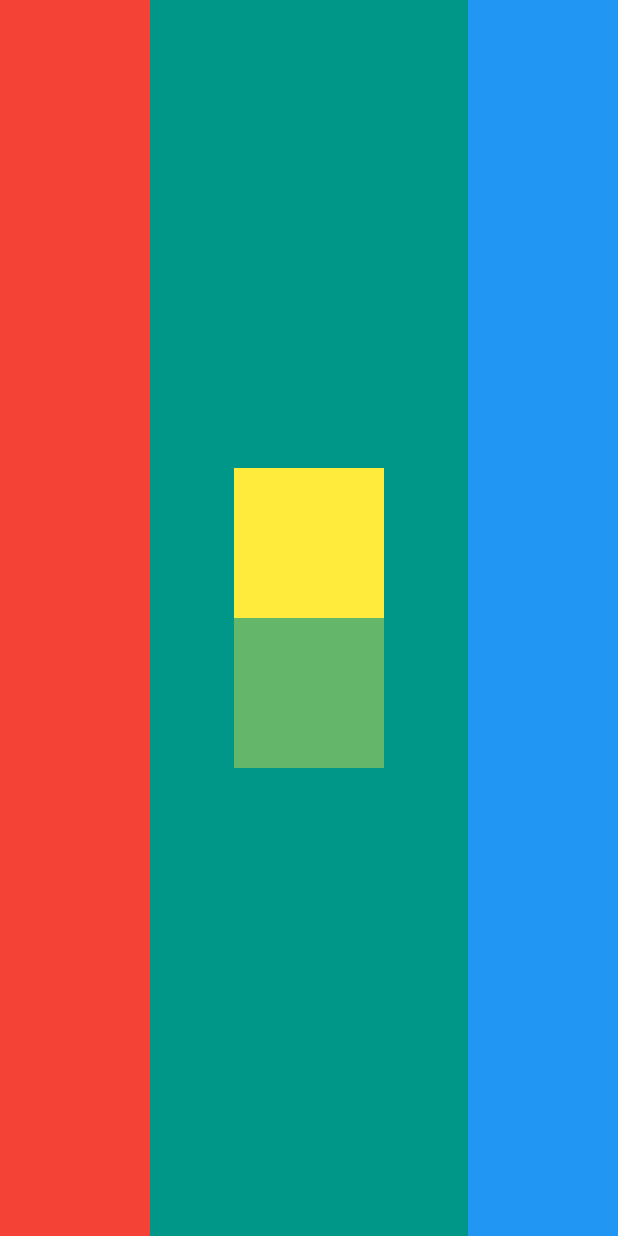
After one commit to yusufguntav/FlutterBootcamp, a Flutter app: the screen it shows after launch, after a tap on "Layout Challange", on a phone screen of 412 x 824 dp. The commit adds this screen. Run offline on Flutter 3.47's test engine with Material 2 defaults, Android fonts, the light colour scheme and no system bars; network calls fail.

Commit message:
MiCard and IAmPoor

```diff
--- /dev/null
+++ b/lib/MiCard/layoutChallange.dart
@@ -0,0 +1,48 @@
+// ignore_for_file: prefer_const_constructors
+
+import 'package:flutter/material.dart';
+
+class LayoutChallange extends StatelessWidget {
+  const LayoutChallange({super.key});
+
+  @override
+  Widget build(BuildContext context) {
+    return MaterialApp(
+      home: Scaffold(
+        backgroundColor: Colors.teal,
+        body: SafeArea(
+          child: Row(
+            mainAxisAlignment: MainAxisAlignment.spaceBetween,
+            children: [
+              Container(
+                height: double.infinity,
+                width: 100,
+                color: Colors.red,
+              ),
+              Column(
+                mainAxisAlignment: MainAxisAlignment.center,
+                children: [
+                  Container(
+                    height: 100,
+                    width: 100,
+                    color: Colors.yellow,
+                  ),
+                  Container(
+                    height: 100,
+                    width: 100,
+                    color: Color.fromARGB(100, 255, 235, 59),
+                  )
+                ],
+              ),
+              Container(
+                height: double.infinity,
+                width: 100,
+                color: Colors.blue,
+              )
+            ],
+          ),
+        ),
+      ),
+    );
+  }
+}
--- a/lib/homePage.dart
+++ b/lib/homePage.dart
@@ -1,4 +1,7 @@
+import 'package:complete_flutter_bootcamp/IAmPoor/lAmPoor.dart';
 import 'package:complete_flutter_bootcamp/IAmRich/lAmRich.dart';
+import 'package:complete_flutter_bootcamp/MiCard/layoutChallange.dart';
+import 'package:complete_flutter_bootcamp/MiCard/miCard.dart';
 import 'package:flutter/material.dart';
 
 class HomePage extends StatefulWidget {
@@ -14,6 +17,7 @@ class _HomePageState extends State<HomePage> {
     return MaterialApp(
       home: Scaffold(
         appBar: AppBar(
+          centerTitle: true,
           title: const Text("Home Page"),
         ),
         body: Center(
@@ -30,6 +34,48 @@ class _HomePageState extends State<HomePage> {
                   );
                 },
                 child: const Text("I Am Rich"),
+              ),
+              const SizedBox(
+                height: 5,
+              ),
+              ElevatedButton(
+                onPressed: () {
+                  Navigator.push(
+                    context,
+                    MaterialPageRoute(
+                      builder: (context) => const IAmPoor(),
+                    ),
+                  );
+                },
+                child: const Text("I Am Poor"),
+              ),
+              const SizedBox(
+                height: 5,
+              ),
+              ElevatedButton(
+                onPressed: () {
+                  Navigator.push(
+                    context,
+                    MaterialPageRoute(
+                      builder: (context) => const LayoutChallange(),
+                    ),
+                  );
+                },
+                child: const Text("Layout Challange"),
+              ),
+              const SizedBox(
+                height: 5,
+              ),
+              ElevatedButton(
+                onPressed: () {
+                  Navigator.push(
+                    context,
+                    MaterialPageRoute(
+                      builder: (context) => const MiCard(),
+                    ),
+                  );
+                },
+                child: const Text("MiCard"),
               )
             ],
           ),
--- a/lib/main.dart
+++ b/lib/main.dart
@@ -7,7 +7,6 @@ void main() {
 
 class MyApp extends StatelessWidget {
   const MyApp({super.key});
-
   @override
   Widget build(BuildContext context) {
     return MaterialApp(
```
Also changed, not shown: lib/IAmPoor/lAmPoor.dart (added, +25 -0 lines), lib/MiCard/miCard.dart (added, +89 -0 lines), pubspec.yaml (+14 -10 lines), fonts/DancingScript-Bold.ttf (added), fonts/DancingScript-Medium.ttf (added), fonts/DancingScript-Regular.ttf (added), fonts/DancingScript-SemiBold.ttf (added), fonts/SourceSansPro-Bold.ttf (added), fonts/SourceSansPro-Regular.ttf (added), 1 other file.
